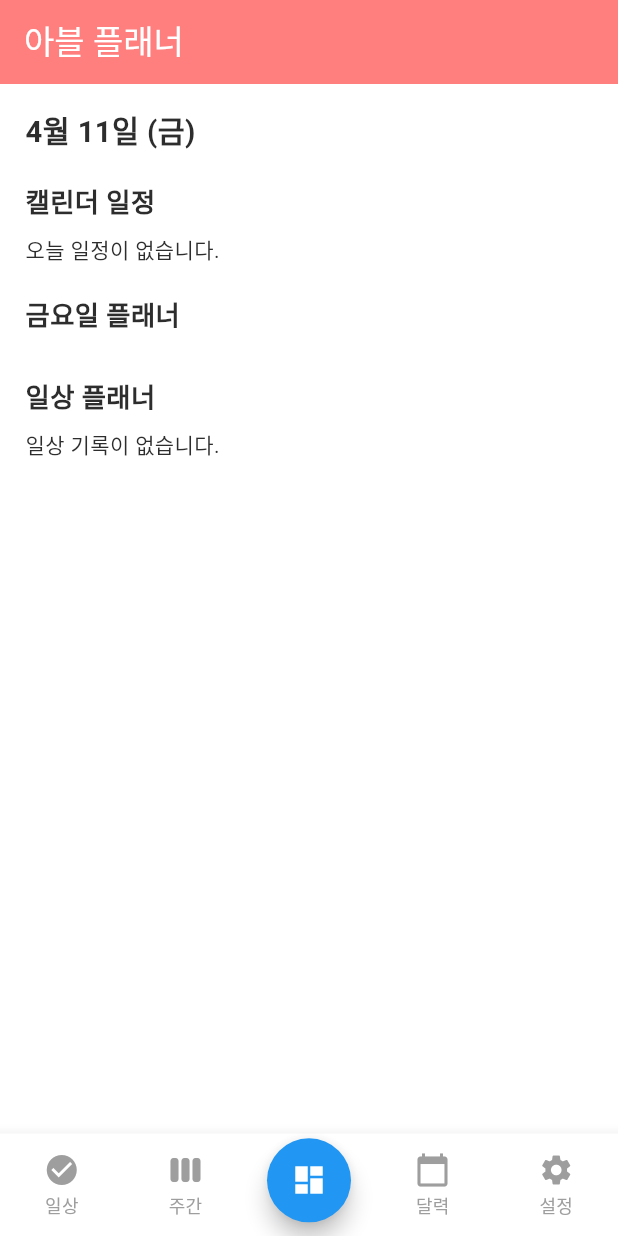
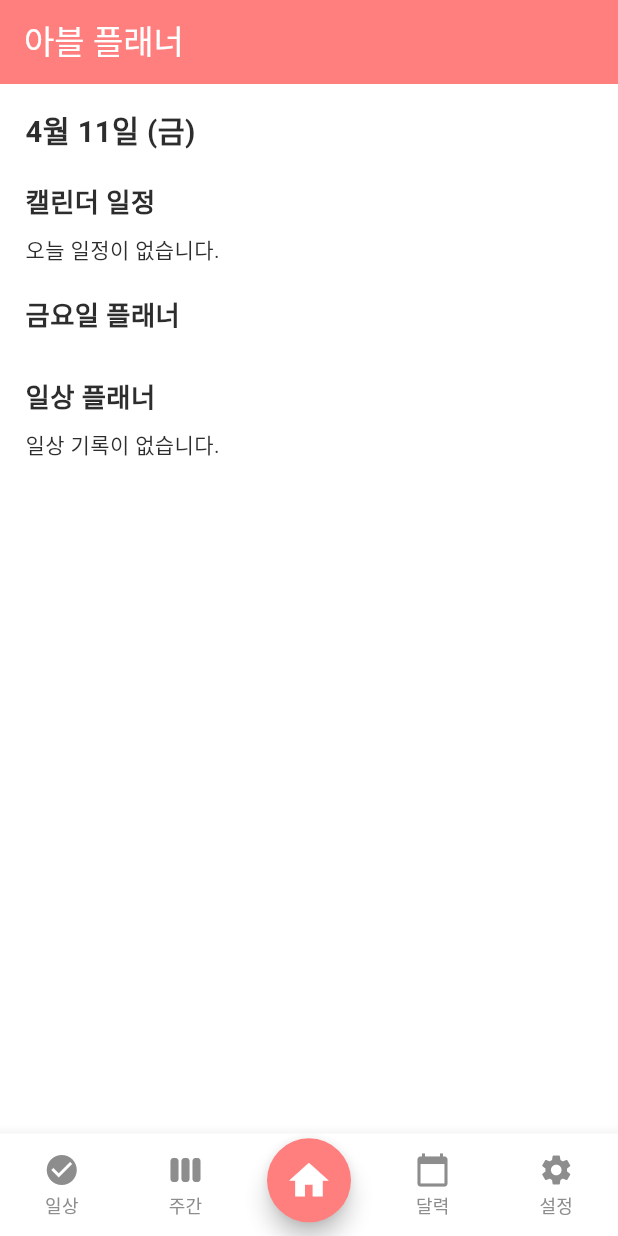
Before and after one commit to JeongHyeon-Jo/abeul_planner, a Flutter app: the screen it shows after launch, on a phone screen of 412 x 824 dp. Run offline on Flutter 3.47's test engine with Material 3 defaults, Android fonts, the phone set to English and light mode, and no system bars; our stand-ins replace flutter_riverpod, flutter_screenutil, go_router, hive, hive_flutter, table_calendar; accounts and stored records are empty; generated files the repository leaves out were written again.

Commit message:
[Style] planner_scaffold UI 개선

```diff
--- a/lib/features/home_planner/presentation/widget/planner_scaffold.dart
+++ b/lib/features/home_planner/presentation/widget/planner_scaffold.dart
@@ -1,6 +1,7 @@
 import 'package:flutter/material.dart';
 import 'package:flutter_screenutil/flutter_screenutil.dart';
 import 'package:go_router/go_router.dart';
+import 'package:abeul_planner/core/color.dart';
 
 /// 🧭 아블 플래너의 공통 레이아웃 (하단 네비 + 플로팅 버튼)
 class PlannerScaffold extends StatefulWidget {
@@ -37,14 +38,14 @@ class _PlannerScaffoldState extends State<PlannerScaffold> {
     return Scaffold(
       body: widget.child,
 
-      /// 🔘 가운데 플로팅 버튼 (홈)
+      /// 🔘 가운데 플로팅 버튼 (종합 플래너)
       floatingActionButton: Transform.translate(
         offset: Offset(0, 32.h),
         child: FloatingActionButton(
           onPressed: () => _onItemTapped(2),
-          backgroundColor: Colors.blue,
+          backgroundColor: AppColors.primary,
           shape: const CircleBorder(),
-          child: const Icon(Icons.dashboard),
+          child: Icon(Icons.home, size: 32.sp),
         ),
       ),
       floatingActionButtonLocation: FloatingActionButtonLocation.centerDocked,
@@ -56,8 +57,8 @@ class _PlannerScaffoldState extends State<PlannerScaffold> {
           currentIndex: _tabIndex,
           onTap: _onItemTapped,
           type: BottomNavigationBarType.fixed,
-          selectedItemColor: Colors.blue,
-          unselectedItemColor: Colors.grey,
+          selectedItemColor: AppColors.primary,
+          unselectedItemColor: AppColors.subText,
           showUnselectedLabels: true,
           items: const [
             BottomNavigationBarItem(icon: Icon(Icons.check_circle), label: '일상'),
```
